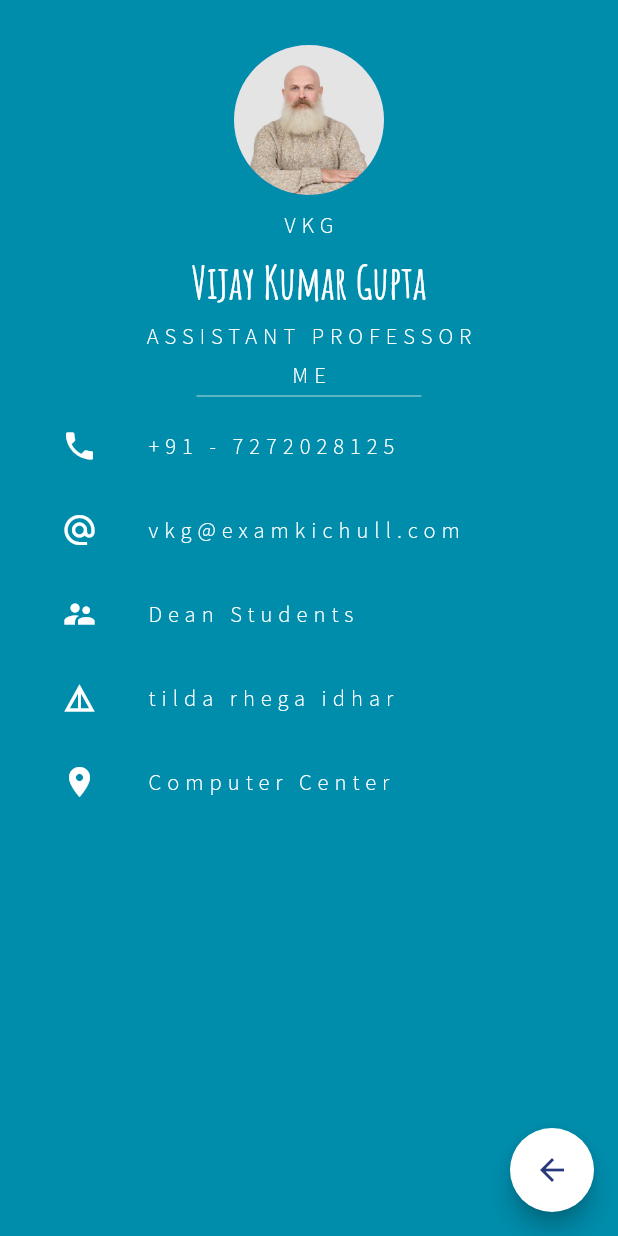
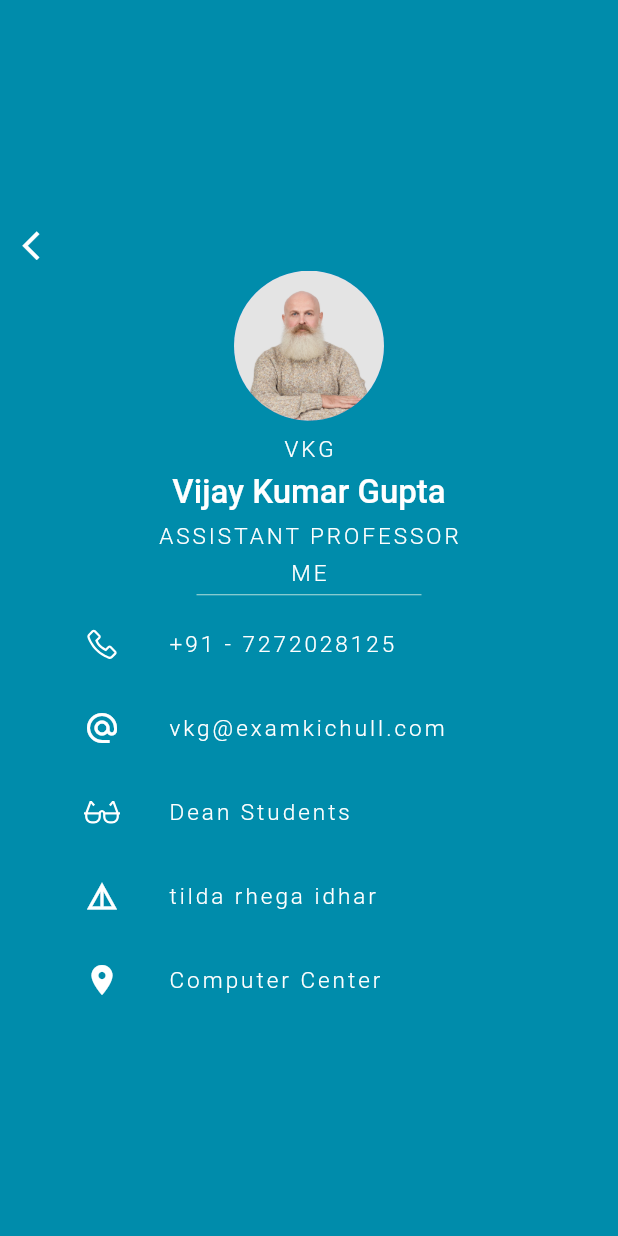
Before and after one commit to manishpandeyvp/dashboard, a Flutter app: the FacultyCard screen opened directly, on a phone screen of 412 x 824 dp. Run offline on Flutter 3.47's test engine with Material 2 defaults, Android fonts, the phone set to English and light mode, and no system bars; our stand-ins replace font_awesome_flutter, line_awesome_flutter, simple_animations, supercharged; missing offline and left inert: ff_navigation_bar, slimy_card; Roboto replaces fonts that are missing (Poppins).

Commit message:
Eighth Commit

```diff
--- a/lib/bus_schedule.dart
+++ b/lib/bus_schedule.dart
@@ -1,7 +1,7 @@
 import 'package:ff_navigation_bar/ff_navigation_bar.dart';
 import 'package:flutter/material.dart';
 import 'components/bus_card.dart';
-import 'all_constants.dart';
+import 'utilities/all_constants.dart';
 
 class BusSchedule extends StatefulWidget {
   BusSchedule({Key key}) : super(key: key);
--- a/lib/components/bus_card.dart
+++ b/lib/components/bus_card.dart
@@ -1,5 +1,5 @@
 import 'package:flutter/material.dart';
-import '../all_constants.dart';
+import '../utilities/all_constants.dart';
 
 class BusCard extends StatelessWidget {
   BusCard({@required this.text, @required this.desc});
--- a/lib/components/faculty_card.dart
+++ b/lib/components/faculty_card.dart
@@ -1,6 +1,7 @@
 import 'package:flutter/cupertino.dart';
 import 'package:flutter/material.dart';
-import '../all_constants.dart';
+import '../utilities/all_constants.dart';
+import 'package:line_awesome_flutter/line_awesome_flutter.dart';
 
 class FacultyCard extends StatefulWidget {
   @override
@@ -10,27 +11,32 @@ class FacultyCard extends StatefulWidget {
 class _FacultyCardState extends State<FacultyCard> {
   @override
   Widget build(BuildContext context) {
-    return Scaffold(
-      floatingActionButton: FloatingActionButton(
-        backgroundColor: Colors.white,
-        child: Icon(
-          Icons.arrow_back,
-          color: kIconColor,
-        ),
-        onPressed: () {
-          setState(() {
-            Navigator.pop(context);
-          });
-        },
-      ),
-      body: SingleChildScrollView(
-        child: Padding(
-          padding: const EdgeInsets.only(top: 20),
+    return SafeArea(
+      child: Scaffold(
+        body: Padding(
+          padding: const EdgeInsets.only(top: 10, left: 15, right: 15),
           child: Column(
             mainAxisAlignment: MainAxisAlignment.center,
             children: <Widget>[
+              Row(
+                children: [
+                  GestureDetector(
+                    onTap: () {
+                      setState(() {
+                        Navigator.pop(context);
+                      });
+                    },
+                    child: Icon(
+                      Icons.arrow_back_ios,
+                      color: Colors.white,
+                      size: 23,
+                    ),
+                  ),
+                  Spacer(),
+                ],
+              ),
               SizedBox(
-                height: 10,
+                height: 5,
               ),
               CircleAvatar(
                 radius: 50.0,
@@ -44,16 +50,14 @@ class _FacultyCardState extends State<FacultyCard> {
                 style: kFacultyCardTextStyle,
               ),
               SizedBox(
-                height: 10,
+                height: 7,
               ),
               Text(
                 'Vijay Kumar Gupta',
                 style: TextStyle(
-                  color: Colors.white,
-                  fontSize: 30.0,
-                  fontWeight: FontWeight.bold,
-                  fontFamily: 'AmaticSC',
-                ),
+                    color: Colors.white,
+                    fontSize: 22,
+                    fontWeight: FontWeight.w500),
               ),
               SizedBox(
                 height: 7,
@@ -83,7 +87,7 @@ class _FacultyCardState extends State<FacultyCard> {
                 margin: EdgeInsets.symmetric(horizontal: 25.0),
                 child: ListTile(
                   leading: Icon(
-                    Icons.phone,
+                    LineAwesomeIcons.phone,
                     color: Colors.white,
                   ),
                   title: Text(
@@ -115,7 +119,7 @@ class _FacultyCardState extends State<FacultyCard> {
                 margin: EdgeInsets.symmetric(horizontal: 25.0),
                 child: ListTile(
                   leading: Icon(
-                    Icons.supervisor_account,
+                    LineAwesomeIcons.glasses,
                     color: Colors.white,
                   ),
                   title: Text(
--- a/lib/main.dart
+++ b/lib/main.dart
@@ -1,7 +1,7 @@
 import 'package:flutter/material.dart';
 import 'package:flutter/services.dart';
-import 'input_Page1.dart';
-import 'all_constants.dart';
+import 'screens/dashboard.dart';
+import 'utilities/all_constants.dart';
 
 void main() {
   //Don't worry about these codes here, as they are not relevant for this example.
--- a/lib/mess_try.dart
+++ b/lib/mess_try.dart
@@ -1,6 +1,6 @@
 import 'package:ff_navigation_bar/ff_navigation_bar.dart';
 import 'package:flutter/material.dart';
-import 'all_constants.dart';
+import 'utilities/all_constants.dart';
 import 'input_page.dart';
 import 'result_page_today.dart';
 
--- a/lib/new_card_child.dart
+++ b/lib/new_card_child.dart
@@ -1,7 +1,7 @@
 import 'package:flutter/cupertino.dart';
 import 'package:flutter/material.dart';
 import 'package:font_awesome_flutter/font_awesome_flutter.dart';
-import 'all_constants.dart';
+import 'utilities/all_constants.dart';
 
 class NewCardChild extends StatelessWidget {
   NewCardChild({@required this.text, @required this.icon, @required this.desc});
--- a/lib/result_page.dart
+++ b/lib/result_page.dart
@@ -1,6 +1,6 @@
 import 'package:flutter/material.dart';
 import 'package:slimy_card/slimy_card.dart';
-import 'all_constants.dart';
+import 'utilities/all_constants.dart';
 
 class ResultPage extends StatefulWidget {
   @override
--- a/lib/result_page_today.dart
+++ b/lib/result_page_today.dart
@@ -1,6 +1,6 @@
 import 'package:flutter/material.dart';
 import 'package:slimy_card/slimy_card.dart';
-import 'all_constants.dart';
+import 'utilities/all_constants.dart';
 import 'just_try.dart';
 
 class ResultPageToday extends StatefulWidget {
```
Also changed, not shown: lib/Faculty_data.dart (deleted, +0 -31 lines), lib/components/search_faculty_card.dart (renamed from lib/search_faculty_card.dart, +12 -5 lines), lib/screens/dashboard.dart (renamed from lib/input_Page1.dart, +8 -17 lines), lib/screens/faculty_search_screen.dart (added, +203 -0 lines), lib/search_bar.dart (deleted, +0 -95 lines), lib/utilities/all_constants.dart (renamed from lib/all_constants.dart, +5 -16 lines), lib/components/faculty_list.dart (renamed from lib/faculty_list.dart).
